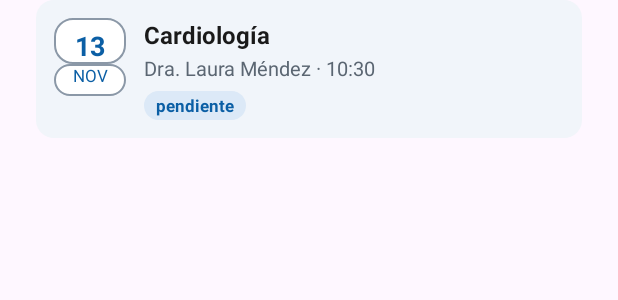
After one commit to Arthur01012/MedicDate-movil, an Android app: the layout item_cita.xml on its own in the app's theme, with its tools: preview values and no code run, on a phone screen of 412 x 824 dp. The commit adds this screen. Shown: the top 300 px of the screen. Run offline under Robolectric (Android 15) with nearby library versions, the phone set to English and light mode, and no system bars.

Commit message:
modulo de mis citas

```diff
--- a/app/src/main/AndroidManifest.xml
+++ b/app/src/main/AndroidManifest.xml
@@ -18,6 +18,9 @@
             android:exported="false"
             android:windowSoftInputMode="adjustResize" />
         <activity
+            android:name=".Vista.MisCitasActivity"
+            android:exported="false" />
+        <activity
             android:name=".Vista.CuentaActivity"
             android:exported="false" />
         <activity
--- /dev/null
+++ b/app/src/main/res/drawable/bg_card.xml
@@ -0,0 +1,5 @@
+<?xml version="1.0" encoding="utf-8"?>
+<shape xmlns:android="http://schemas.android.com/apk/res/android" android:shape="rectangle">
+    <solid android:color="@color/fondo_card" />
+    <corners android:radius="12dp" />
+</shape>
--- /dev/null
+++ b/app/src/main/res/drawable/bg_chip.xml
@@ -0,0 +1,5 @@
+<?xml version="1.0" encoding="utf-8"?>
+<shape xmlns:android="http://schemas.android.com/apk/res/android" android:shape="rectangle">
+    <solid android:color="@color/fondo_chip" />
+    <corners android:radius="12dp" />
+</shape>
--- /dev/null
+++ b/app/src/main/res/layout/item_cita.xml
@@ -0,0 +1,84 @@
+<?xml version="1.0" encoding="utf-8"?>
+<androidx.constraintlayout.widget.ConstraintLayout xmlns:android="http://schemas.android.com/apk/res/android"
+    xmlns:app="http://schemas.android.com/apk/res-auto"
+    xmlns:tools="http://schemas.android.com/tools"
+    android:layout_width="match_parent"
+    android:layout_height="wrap_content"
+    android:layout_marginStart="24dp"
+    android:layout_marginEnd="24dp"
+    android:layout_marginBottom="12dp"
+    android:background="@drawable/bg_card"
+    android:padding="12dp">
+
+    <TextView
+        android:id="@+id/txtDia"
+        android:layout_width="48dp"
+        android:layout_height="wrap_content"
+        android:background="@drawable/bg_input"
+        android:gravity="center"
+        android:paddingTop="6dp"
+        android:textColor="@color/azul"
+        android:textSize="18sp"
+        android:textStyle="bold"
+        app:layout_constraintStart_toStartOf="parent"
+        app:layout_constraintTop_toTopOf="parent"
+        tools:text="13" />
+
+    <TextView
+        android:id="@+id/txtMes"
+        android:layout_width="48dp"
+        android:layout_height="wrap_content"
+        android:background="@drawable/bg_input"
+        android:gravity="center"
+        android:paddingBottom="6dp"
+        android:textColor="@color/azul"
+        android:textSize="11sp"
+        app:layout_constraintStart_toStartOf="parent"
+        app:layout_constraintTop_toBottomOf="@+id/txtDia"
+        tools:text="NOV" />
+
+    <TextView
+        android:id="@+id/txtEspecialidad"
+        android:layout_width="0dp"
+        android:layout_height="wrap_content"
+        android:layout_marginStart="12dp"
+        android:textColor="@color/texto"
+        android:textSize="16sp"
+        android:textStyle="bold"
+        app:layout_constraintEnd_toEndOf="parent"
+        app:layout_constraintStart_toEndOf="@+id/txtDia"
+        app:layout_constraintTop_toTopOf="parent"
+        tools:text="Cardiología" />
+
+    <TextView
+        android:id="@+id/txtMedicoHora"
+        android:layout_width="0dp"
+        android:layout_height="wrap_content"
+        android:layout_marginStart="12dp"
+        android:layout_marginTop="2dp"
+        android:textColor="@color/texto_secundario"
+        android:textSize="13sp"
+        app:layout_constraintEnd_toEndOf="parent"
+        app:layout_constraintStart_toEndOf="@+id/txtDia"
+        app:layout_constraintTop_toBottomOf="@+id/txtEspecialidad"
+        tools:text="Dra. Laura Méndez · 10:30" />
+
+    <TextView
+        android:id="@+id/txtEstado"
+        android:layout_width="wrap_content"
+        android:layout_height="wrap_content"
+        android:layout_marginStart="12dp"
+        android:layout_marginTop="6dp"
+        android:background="@drawable/bg_chip"
+        android:paddingStart="8dp"
+        android:paddingTop="2dp"
+        android:paddingEnd="8dp"
+        android:paddingBottom="2dp"
+        android:textColor="@color/azul"
+        android:textSize="11sp"
+        android:textStyle="bold"
+        app:layout_constraintStart_toEndOf="@+id/txtDia"
+        app:layout_constraintTop_toBottomOf="@+id/txtMedicoHora"
+        tools:text="pendiente" />
+
+</androidx.constraintlayout.widget.ConstraintLayout>
--- a/app/src/main/res/values/colors.xml
+++ b/app/src/main/res/values/colors.xml
@@ -7,4 +7,6 @@
     <color name="texto_secundario">#5B6672</color>
     <color name="borde">#8B98A7</color>
     <color name="rojo">#E94E44</color>
+    <color name="fondo_card">#F1F5FA</color>
+    <color name="fondo_chip">#DCE9F7</color>
 </resources>
```
Also changed, not shown: app/src/main/java/com/example/medicdate/Adaptador/CitasAdaptador.kt (added, +46 -0 lines), app/src/main/java/com/example/medicdate/InterfaceApi/ApiService.kt (+14 -0 lines), app/src/main/java/com/example/medicdate/Modelo/clsMisCitasModelo.kt (added, +13 -0 lines), app/src/main/java/com/example/medicdate/Modelo/dataCitaPaciente.kt (added, +15 -0 lines), app/src/main/java/com/example/medicdate/Modelo/dataDetalleCita.kt (added, +17 -0 lines), app/src/main/java/com/example/medicdate/Presentador/clsPresentadorMisCitas.kt (added, +61 -0 lines), app/src/main/java/com/example/medicdate/Vista/MisCitasActivity.kt (added, +99 -0 lines), app/src/main/res/layout/activity_mis_citas.xml (added, +75 -0 lines).
